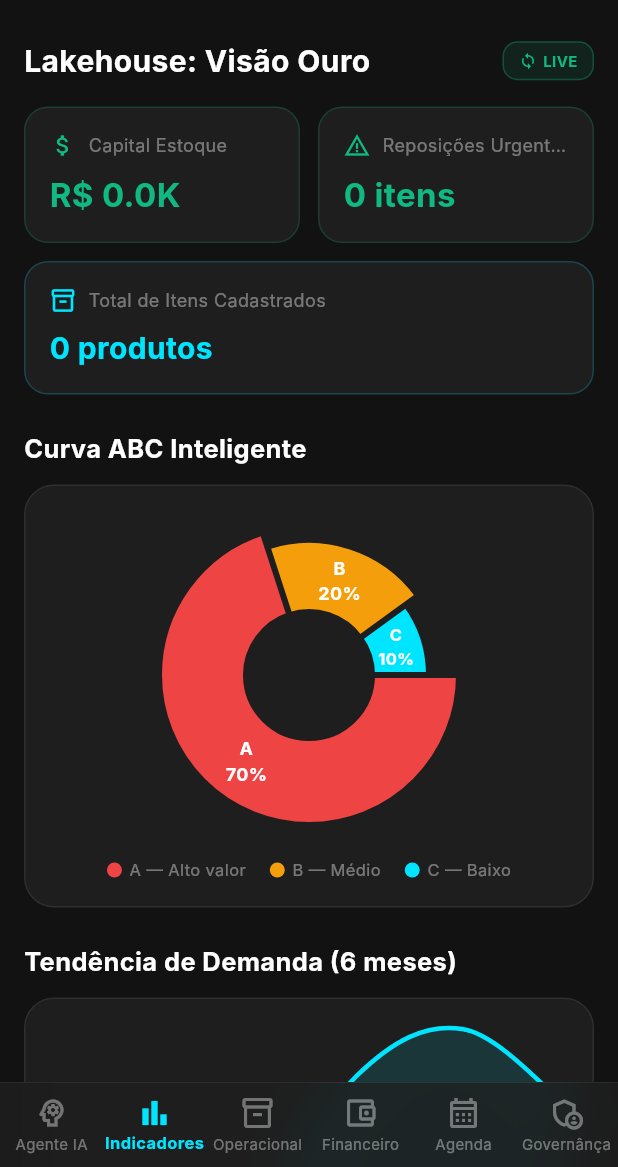
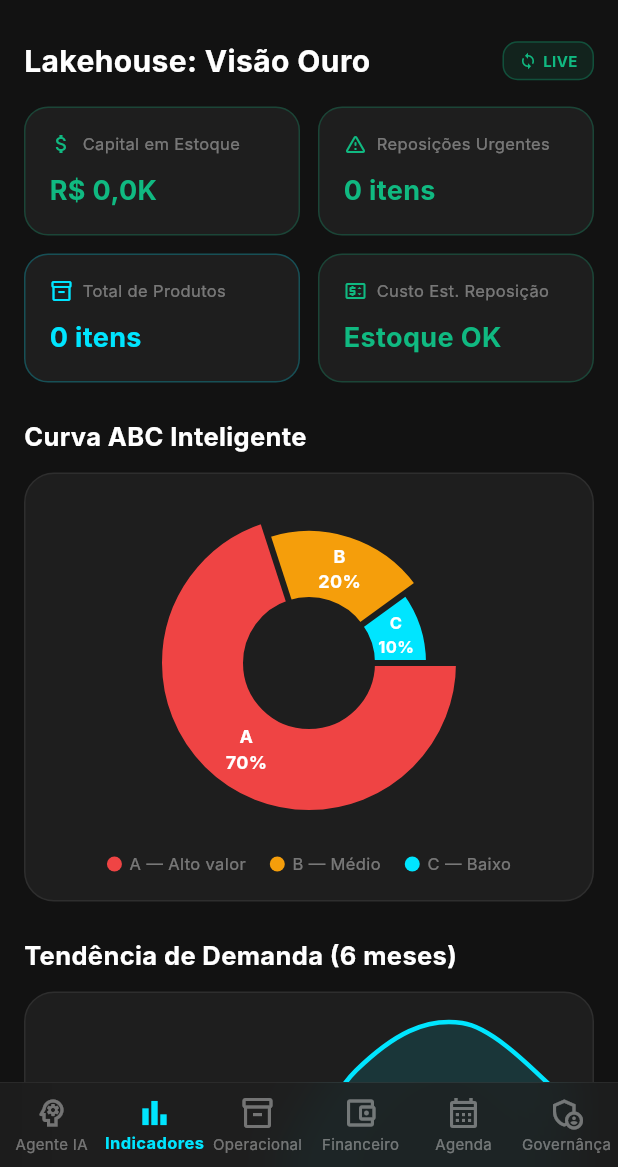
Before and after one commit to Toni-Sil/systema-de-gerenciamento-S.F.C.P.C, a Flutter app: the HomeScreen screen opened by its route, item 2 of the bottom bar chosen, on a phone screen of 412 x 824 dp, the part 69-1236 px from its top. Run offline on Flutter 3.47's test engine with Material 3 defaults, Android fonts, the phone set to English and light mode, and no system bars; drawn by our look-alikes of fl_chart; our stand-ins replace flutter_local_notifications, flutter_secure_storage, hive_flutter, shared_preferences, speech_to_text, timezone; missing offline and left inert: mobile_scanner; accounts and stored records are empty; network calls fail; Roboto replaces fonts that are missing (Inter).

Commit message:
fix: usar tokens AppColors.lg* em vez de Color hardcoded + formatação BR nas métricas + subKpi light/dark real

```diff
--- a/frontend/lib/presentation/screens/dashboard_screen.dart
+++ b/frontend/lib/presentation/screens/dashboard_screen.dart
@@ -1,4 +1,4 @@
-// PR-D v2 — DashboardScreen: light/dark adaptativo + timeout no getForecast
+// DashboardScreen v3 — tokens AppColors.lg* canônicos + formatação pt-BR nas métricas
 import 'dart:async';
 import 'package:flutter/material.dart';
 import 'package:fl_chart/fl_chart.dart';
@@ -30,14 +30,32 @@ class _DashboardScreenState extends State<DashboardScreen> {
   ];
   final List<String> _trendLabels = ['Out', 'Nov', 'Dez', 'Jan', 'Fev', 'Mar'];
 
+  // Formata valor em pt-BR: 1234.5 → "1.234,5" / em K: "1,2K"
+  String _fmtK(double v) {
+    final k = v / 1000;
+    // garante separador de milhar apenas se >= 10K
+    if (k >= 10) {
+      final s = k.toStringAsFixed(0);
+      return 'R\$ ${_addDotThousands(s)}K';
+    }
+    return 'R\$ ${k.toStringAsFixed(1).replaceAll(".", ",")}K';
+  }
+
+  String _addDotThousands(String s) {
+    final result = StringBuffer();
+    for (var i = 0; i < s.length; i++) {
+      if (i > 0 && (s.length - i) % 3 == 0) result.write('.');
+      result.write(s[i]);
+    }
+    return result.toString();
+  }
+
   @override
   void initState() {
     super.initState();
-    WidgetsBinding.instance.addPostFrameCallback((_) {
-      _loadForecast();
-    });
-    _refreshTimer = Timer.periodic(
-        const Duration(seconds: 30), (_) => setState(() {}));
+    WidgetsBinding.instance.addPostFrameCallback((_) => _loadForecast());
+    _refreshTimer =
+        Timer.periodic(const Duration(seconds: 30), (_) => setState(() {}));
   }
 
   @override
@@ -56,9 +74,7 @@ class _DashboardScreenState extends State<DashboardScreen> {
       if (mounted) setState(() => _loadingForecast = false);
       return;
     }
-
     try {
-      // FIX: timeout de 10s para não travar o dashboard
       final data = await ApiService.instance
           .getForecast(critical.code)
           .timeout(const Duration(seconds: 10));
@@ -76,14 +92,16 @@ class _DashboardScreenState extends State<DashboardScreen> {
     final isDark = Theme.of(context).brightness == Brightness.dark;
     final op = Provider.of<OperationalProvider>(context);
 
-    final cardBg = isDark ? AppColors.bgCard : const Color(0xFFF5F5F5);
-    final borderCol = isDark ? AppColors.border : const Color(0xFFDDDDDD);
-    final textHigh = isDark ? AppColors.textHigh : const Color(0xFF1A1A1A);
-    final textLow = isDark ? AppColors.textLow : const Color(0xFF757575);
+    // ── Tokens canônicos do AppColors (sem Color() inline) ──
+    final cardBg   = isDark ? AppColors.bgCard    : AppColors.lgBgCard;
+    final borderCol= isDark ? AppColors.border     : AppColors.lgBorder;
+    final textHigh = isDark ? AppColors.textHigh   : AppColors.lgTextHigh;
+    final textLow  = isDark ? AppColors.textLow    : AppColors.lgTextLow;
 
-    final capitalK = op.totalStockValue / 1000;
-    final rupturasEvitadas = op.lowStockItems.length;
-    final totalItens = op.totalItems;
+    final capitalK        = op.totalStockValue;
+    final urgentes        = op.lowStockItems.length;
+    final totalItens      = op.totalItems;
+    final custoReposicao  = op.restockEstimatedCost;
 
     return RefreshIndicator(
       color: AppColors.neonCyan,
@@ -95,19 +113,23 @@ class _DashboardScreenState extends State<DashboardScreen> {
         padding: EdgeInsets.fromLTRB(
             16, 16, 16, MediaQuery.of(context).padding.bottom + 100),
         children: [
-          // ─ Header
+          // ── Header ──────────────────────────────────────
           Row(
             mainAxisAlignment: MainAxisAlignment.spaceBetween,
             children: [
-              Text(
+              Expanded(
+                child: Text(
                   'Lakehouse: Visão Ouro',
                   style: TextStyle(
                       fontSize: 20,
                       fontWeight: FontWeight.bold,
                       color: textHigh),
+                  overflow: TextOverflow.ellipsis,
+                ),
               ),
               Container(
-                padding: const EdgeInsets.symmetric(horizontal: 10, vertical: 5),
+                padding:
+                    const EdgeInsets.symmetric(horizontal: 10, vertical: 5),
                 decoration: BoxDecoration(
                   color: AppColors.neonGreen.withValues(alpha: 0.1),
                   borderRadius: BorderRadius.circular(10),
@@ -115,6 +137,7 @@ class _DashboardScreenState extends State<DashboardScreen> {
                       color: AppColors.neonGreen.withValues(alpha: 0.3)),
                 ),
                 child: const Row(
+                  mainAxisSize: MainAxisSize.min,
                   children: [
                     Icon(Icons.sync, size: 12, color: AppColors.neonGreen),
                     SizedBox(width: 4),
@@ -131,15 +154,15 @@ class _DashboardScreenState extends State<DashboardScreen> {
 
           const SizedBox(height: 16),
 
-          // ─ KPIs
+          // ── KPIs: linha 1 ────────────────────────────────
           Row(
             children: [
               Expanded(
                 child: _kpiCard(
-                  'Capital Estoque',
-                  'R\$ ${capitalK.toStringAsFixed(1)}K',
-                  Icons.attach_money,
-                  AppColors.neonGreen,
+                  label: 'Capital em Estoque',
+                  value: _fmtK(capitalK),
+                  icon: Icons.attach_money,
+                  color: AppColors.neonGreen,
                   cardBg: cardBg,
                   borderCol: borderCol,
                   textLow: textLow,
@@ -148,10 +171,12 @@ class _DashboardScreenState extends State<DashboardScreen> {
               const SizedBox(width: 12),
               Expanded(
                 child: _kpiCard(
-                  'Reposições Urgentes',
-                  '$rupturasEvitadas itens',
-                  Icons.warning_amber,
-                  rupturasEvitadas > 0 ? AppColors.neonRed : AppColors.neonGreen,
+                  label: 'Reposições Urgentes',
+                  value: '$urgentes ${urgentes == 1 ? "item" : "itens"}',
+                  icon: Icons.warning_amber_rounded,
+                  color: urgentes > 0
+                      ? AppColors.neonRed
+                      : AppColors.neonGreen,
                   cardBg: cardBg,
                   borderCol: borderCol,
                   textLow: textLow,
@@ -160,27 +185,48 @@ class _DashboardScreenState extends State<DashboardScreen> {
             ],
           ),
           const SizedBox(height: 12),
-          _kpiCard(
-            'Total de Itens Cadastrados',
-            '$totalItens produtos',
-            Icons.inventory_2_outlined,
-            AppColors.neonCyan,
-            fullWidth: true,
+
+          // ── KPIs: linha 2 ────────────────────────────────
+          Row(
+            children: [
+              Expanded(
+                child: _kpiCard(
+                  label: 'Total de Produtos',
+                  value: '$totalItens ${totalItens == 1 ? "item" : "itens"}',
+                  icon: Icons.inventory_2_outlined,
+                  color: AppColors.neonCyan,
                   cardBg: cardBg,
                   borderCol: borderCol,
                   textLow: textLow,
                 ),
+              ),
+              const SizedBox(width: 12),
+              Expanded(
+                child: _kpiCard(
+                  label: 'Custo Est. Reposição',
+                  value: custoReposicao > 0
+                      ? _fmtK(custoReposicao)
+                      : 'Estoque OK',
+                  icon: Icons.price_change_outlined,
+                  color: custoReposicao > 0
+                      ? AppColors.neonAmber
+                      : AppColors.neonGreen,
+                  cardBg: cardBg,
+                  borderCol: borderCol,
+                  textLow: textLow,
+                ),
+              ),
+            ],
+          ),
 
           const SizedBox(height: 24),
 
-          // ─ Curva ABC
-          Text(
-            'Curva ABC Inteligente',
+          // ── Curva ABC ────────────────────────────────────
+          Text('Curva ABC Inteligente',
               style: TextStyle(
                   fontSize: 17,
                   fontWeight: FontWeight.w700,
-                color: textHigh),
-          ),
+                  color: textHigh)),
           const SizedBox(height: 12),
           Container(
             padding: const EdgeInsets.all(16),
@@ -232,15 +278,18 @@ class _DashboardScreenState extends State<DashboardScreen> {
                     ),
                   ),
                 ),
-                const SizedBox(height: 12),
+                const SizedBox(height: 16),
                 Row(
                   mainAxisAlignment: MainAxisAlignment.center,
                   children: [
-                    _abcLegend(AppColors.neonRed, 'A — Alto valor', textLow),
+                    _abcLegend(
+                        AppColors.neonRed, 'A — Alto valor', textLow),
                     const SizedBox(width: 16),
-                    _abcLegend(AppColors.neonAmber, 'B — Médio', textLow),
+                    _abcLegend(
+                        AppColors.neonAmber, 'B — Médio', textLow),
                     const SizedBox(width: 16),
-                    _abcLegend(AppColors.neonCyan, 'C — Baixo', textLow),
+                    _abcLegend(
+                        AppColors.neonCyan, 'C — Baixo', textLow),
                   ],
                 ),
               ],
@@ -249,14 +298,12 @@ class _DashboardScreenState extends State<DashboardScreen> {
 
           const SizedBox(height: 24),
 
-          // ─ Tendência
-          Text(
-            'Tendência de Demanda (6 meses)',
+          // ── Tendência ────────────────────────────────────
+          Text('Tendência de Demanda (6 meses)',
               style: TextStyle(
                   fontSize: 17,
                   fontWeight: FontWeight.w700,
-                color: textHigh),
-          ),
+                  color: textHigh)),
           const SizedBox(height: 12),
           Container(
             padding: const EdgeInsets.fromLTRB(8, 20, 16, 12),
@@ -292,8 +339,8 @@ class _DashboardScreenState extends State<DashboardScreen> {
                             return const SizedBox();
                           }
                           return Text(_trendLabels[i],
-                              style: TextStyle(
-                                  fontSize: 10, color: textLow));
+                              style:
+                                  TextStyle(fontSize: 10, color: textLow));
                         },
                       ),
                     ),
@@ -309,7 +356,8 @@ class _DashboardScreenState extends State<DashboardScreen> {
                       dotData: const FlDotData(show: false),
                       belowBarData: BarAreaData(
                         show: true,
-                        color: AppColors.neonCyan.withValues(alpha: 0.12),
+                        color:
+                            AppColors.neonCyan.withValues(alpha: 0.12),
                       ),
                     ),
                   ],
@@ -318,27 +366,23 @@ class _DashboardScreenState extends State<DashboardScreen> {
             ),
           ),
 
-          // ─ Forecast IA
+          // ── Forecast IA ──────────────────────────────────
           if (_loadingForecast) ...[
             const SizedBox(height: 24),
-            Text(
-              'Forecast IA — Item Crítico',
+            Text('Forecast IA — Item Crítico',
                 style: TextStyle(
                     fontSize: 17,
                     fontWeight: FontWeight.w700,
-                  color: textHigh),
-            ),
+                    color: textHigh)),
             const SizedBox(height: 12),
             const ShimmerLoading(height: 120, borderRadius: 16),
           ] else if (_forecast.isNotEmpty) ...[
             const SizedBox(height: 24),
-            Text(
-              'Forecast IA — Item Crítico',
+            Text('Forecast IA — Item Crítico',
                 style: TextStyle(
                     fontSize: 17,
                     fontWeight: FontWeight.w700,
-                  color: textHigh),
-            ),
+                    color: textHigh)),
             const SizedBox(height: 12),
             Container(
               padding: const EdgeInsets.all(16),
@@ -350,17 +394,15 @@ class _DashboardScreenState extends State<DashboardScreen> {
               ),
               child: Column(
                 crossAxisAlignment: CrossAxisAlignment.start,
-                children: (_forecast.entries
-                    .take(4)
-                    .map(
-                      (e) => Padding(
-                        padding: const EdgeInsets.symmetric(vertical: 3),
+                children: _forecast.entries.take(4).map((e) {
+                  return Padding(
+                    padding: const EdgeInsets.symmetric(vertical: 4),
                     child: Row(
                       mainAxisAlignment: MainAxisAlignment.spaceBetween,
                       children: [
                         Text(e.key,
-                                style: TextStyle(
-                                    color: textLow, fontSize: 12)),
+                            style:
+                                TextStyle(color: textLow, fontSize: 12)),
                         Text(e.value.toString(),
                             style: TextStyle(
                                 color: textHigh,
@@ -368,9 +410,8 @@ class _DashboardScreenState extends State<DashboardScreen> {
                                 fontWeight: FontWeight.bold)),
                       ],
                     ),
-                      ),
-                    )
-                    .toList()),
+                  );
+                }).toList(),
               ),
             ),
           ],
@@ -379,44 +420,44 @@ class _DashboardScreenState extends State<DashboardScreen> {
     );
   }
 
-  Widget _kpiCard(
-    String title,
-    String value,
-    IconData icon,
-    Color color, {
-    bool fullWidth = false,
+  Widget _kpiCard({
+    required String label,
+    required String value,
+    required IconData icon,
+    required Color color,
     required Color cardBg,
     required Color borderCol,
     required Color textLow,
   }) {
     return Container(
-      width: fullWidth ? double.infinity : null,
       padding: const EdgeInsets.all(16),
       decoration: BoxDecoration(
         color: cardBg,
         borderRadius: BorderRadius.circular(16),
-        border: Border.all(color: color.withValues(alpha: 0.2)),
+        border: Border.all(color: color.withValues(alpha: 0.25)),
       ),
       child: Column(
         crossAxisAlignment: CrossAxisAlignment.start,
         children: [
           Row(
             children: [
-              Icon(icon, color: color, size: 18),
-              const SizedBox(width: 8),
+              Icon(icon, color: color, size: 16),
+              const SizedBox(width: 6),
               Expanded(
-                child: Text(title,
-                    style: TextStyle(color: textLow, fontSize: 12),
-                    overflow: TextOverflow.ellipsis),
+                child: Text(label,
+                    style: TextStyle(color: textLow, fontSize: 11),
+                    overflow: TextOverflow.ellipsis,
+                    maxLines: 1),
               ),
             ],
           ),
-          const SizedBox(height: 8),
+          const SizedBox(height: 10),
           Text(value,
               style: TextStyle(
-                  fontSize: fullWidth ? 20 : 22,
+                  fontSize: 18,
                   fontWeight: FontWeight.bold,
-                  color: color)),
+                  color: color),
+              overflow: TextOverflow.ellipsis),
         ],
       ),
     );
@@ -424,6 +465,7 @@ class _DashboardScreenState extends State<DashboardScreen> {
 
   Widget _abcLegend(Color color, String label, Color textColor) {
     return Row(
+      mainAxisSize: MainAxisSize.min,
       children: [
         Container(
             width: 10,
@@ -431,8 +473,7 @@ class _DashboardScreenState extends State<DashboardScreen> {
             decoration:
                 BoxDecoration(color: color, shape: BoxShape.circle)),
         const SizedBox(width: 5),
-        Text(label,
-            style: TextStyle(fontSize: 11, color: textColor)),
+        Text(label, style: TextStyle(fontSize: 11, color: textColor)),
       ],
     );
   }
```
Also changed, not shown: frontend/lib/presentation/screens/financial_screen.dart (+150 -111 lines). Lines whose indentation alone changed are shown as unchanged.
